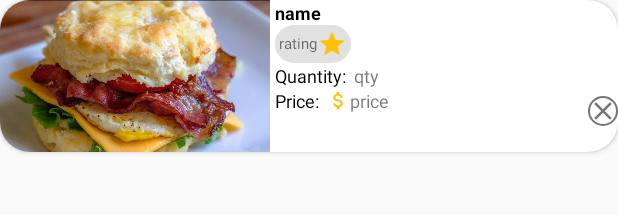
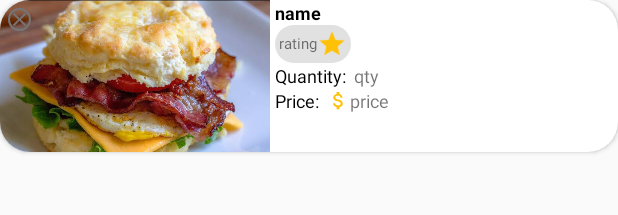
Before and after one commit to abelagaba/Abbys, an Android app: the layout order_ticket.xml on its own in the app's theme, with its tools: preview values and no code run, on a phone screen of 412 x 824 dp. Shown: the top 215 px of the screen. Run offline under Robolectric (Android 15) with nearby library versions, the phone set to English and light mode, and no system bars.

Commit message:
project files

```diff
--- a/app/src/main/java/com/agaba/abbys/OrderAdapter.kt
+++ b/app/src/main/java/com/agaba/abbys/OrderAdapter.kt
@@ -53,6 +53,9 @@ class  OrderAdapter: BaseAdapter {
             orderList.remove(com.agaba.abbys.listOfItems[itemIndex])
 
             com.agaba.abbys.listOfItems[itemIndex].ordered = false
+
+            val intent = Intent(context, OrderActivity::class.java)
+            context!!.startActivity(intent)
         }
 
         return  orderItemView
--- a/app/src/main/res/layout/order_ticket.xml
+++ b/app/src/main/res/layout/order_ticket.xml
@@ -14,14 +14,32 @@
         android:padding="0dp"
         android:layout_margin="0dp">
 
+        <RelativeLayout
+            android:layout_width="wrap_content"
+            android:layout_height="wrap_content">
+
             <ImageView
                 android:id="@+id/orderImage"
                 android:layout_width="180dp"
                 android:layout_height="101.25dp"
                 android:layout_gravity="start"
+                android:layout_marginStart="0dp"
+                android:layout_marginTop="0dp"
+                android:layout_marginEnd="0dp"
+                android:layout_marginBottom="0dp"
                 android:padding="0dp"
-            android:layout_margin="0dp"
                 app:srcCompat="@drawable/bacon_egg_and_cheese_biscuit" />
+
+            <ImageView
+                android:id="@+id/removeOrderItem"
+                android:layout_width="15dp"
+                android:layout_height="15dp"
+                android:layout_alignParentTop="true"
+                android:layout_marginStart="5dp"
+                android:layout_marginTop="5dp"
+                android:background="@drawable/gray_circle_stroke"
+                app:srcCompat="@drawable/ic_baseline_close_24" />
+        </RelativeLayout>
 
         <LinearLayout
             android:layout_width="match_parent"
@@ -82,10 +100,6 @@
 
             </LinearLayout>
 
-            <RelativeLayout
-                android:layout_width="match_parent"
-                android:layout_height="wrap_content">
-
             <LinearLayout
                 android:layout_width="wrap_content"
                 android:layout_height="wrap_content"
@@ -114,18 +128,6 @@
 
             </LinearLayout>
 
-                <ImageView
-                    android:id="@+id/removeOrderItem"
-                    android:layout_width="20dp"
-                    android:layout_height="20dp"
-                    android:layout_alignParentEnd="true"
-                    android:layout_marginTop="5dp"
-                    android:layout_marginBottom="5dp"
-                    android:background="@drawable/gray_circle_stroke"
-                    app:srcCompat="@drawable/ic_baseline_close_24" />
-            </RelativeLayout>
-
-
         </LinearLayout>
 
     </LinearLayout>
```
Also changed, not shown: app/src/main/java/com/agaba/abbys/OrderActivity.kt (+13 -3 lines). Lines whose indentation alone changed are shown as unchanged.
